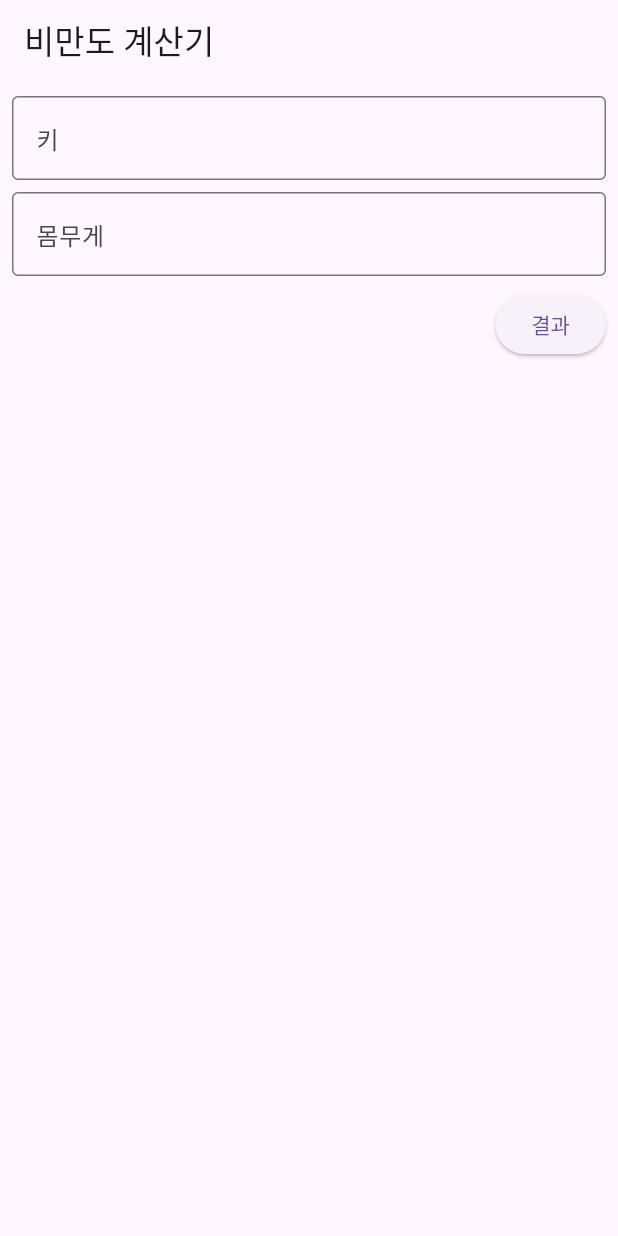
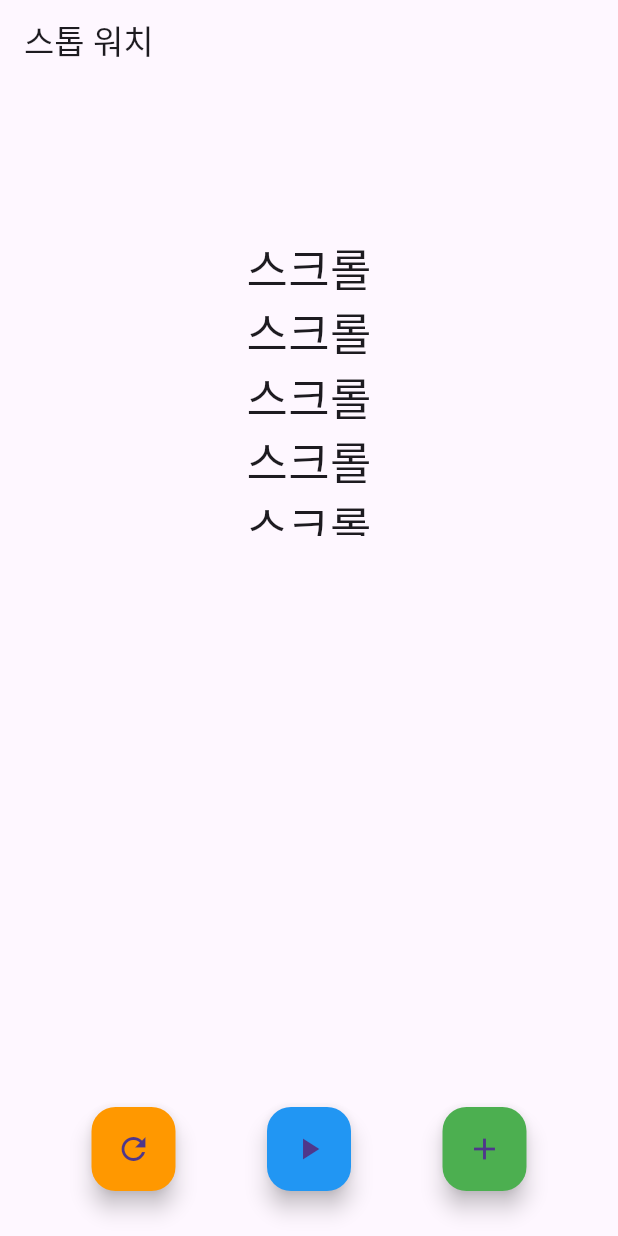
Before and after one commit to rickyAHNN/dart_basic, a Flutter app: the screen it shows after launch, on a phone screen of 412 x 824 dp. Run offline on Flutter 3.47's test engine with Material 3 defaults, Android fonts, the phone set to English and light mode, and no system bars; our stand-ins replace shared_preferences; generated files the repository leaves out were written again.

```diff
--- a/lib/main.dart
+++ b/lib/main.dart
@@ -1,4 +1,5 @@
 import 'package:dart_basic/bmi_calculator/main/main_screen.dart';
+import 'package:dart_basic/stop_watch_string/stop_watch_string.dart';
 import 'package:flutter/material.dart';
 
 void main() {
@@ -13,7 +14,7 @@ class MyApp extends StatelessWidget {
     return MaterialApp(
       title: '',
       theme: ThemeData(primarySwatch: Colors.blue),
-      home: const MainScreen(),
+      home: const StopWatchScreen(),
     );
   }
 }
--- /dev/null
+++ b/lib/stop_watch_string/stop_watch_string.dart
@@ -0,0 +1,93 @@
+import 'package:flutter/material.dart';
+
+class StopWatchScreen extends StatefulWidget {
+  const StopWatchScreen({super.key});
+
+  @override
+  State<StopWatchScreen> createState() => _StopWatchScreenState();
+}
+
+class _StopWatchScreenState extends State<StopWatchScreen> {
+  @override
+  Widget build(BuildContext context) {
+    return Scaffold(
+      appBar: AppBar(
+        title: const Text('스톱 워치'),
+      ),
+      body: Column(
+        children: [
+          const SizedBox(
+            height: 30,
+          ),
+          const Row(
+            mainAxisAlignment: MainAxisAlignment.center,
+            crossAxisAlignment: CrossAxisAlignment.end,
+            children: [
+              Text(
+                '',
+                style: TextStyle(fontSize: 50),
+              ),
+              Text(
+                '',
+              ),
+            ],
+          ),
+          SizedBox(
+            height: 200,
+            width: 100,
+            child: ListView(
+              children: const [
+                Center(child: Text('스크롤', style: TextStyle(fontSize: 30))),
+                Center(child: Text('스크롤', style: TextStyle(fontSize: 30))),
+                Center(
+                    child: Text(
+                  '스크롤',
+                  style: TextStyle(fontSize: 30),
+                )),
+                Center(
+                    child: Text(
+                  '스크롤',
+                  style: TextStyle(fontSize: 30),
+                )),
+                Center(
+                    child: Text(
+                  '스크롤',
+                  style: TextStyle(fontSize: 30),
+                )),
+                Center(
+                    child: Text(
+                  '스크롤',
+                  style: TextStyle(fontSize: 30),
+                )),
+              ],
+            ),
+          ),
+          const Spacer(),
+          Row(
+            mainAxisAlignment: MainAxisAlignment.spaceEvenly,
+            children: [
+              FloatingActionButton(
+                backgroundColor: Colors.orange,
+                onPressed: () {},
+                child: const Icon(Icons.refresh),
+              ),
+              FloatingActionButton(
+                backgroundColor: Colors.blue,
+                onPressed: () {},
+                child: const Icon(Icons.play_arrow),
+              ),
+              FloatingActionButton(
+                backgroundColor: Colors.green,
+                onPressed: () {},
+                child: const Icon(Icons.add),
+              ),
+            ],
+          ),
+          const SizedBox(
+            height: 30,
+          ),
+        ],
+      ),
+    );
+  }
+}
--- a/pubspec.yaml
+++ b/pubspec.yaml
@@ -37,6 +37,7 @@ dependencies:
   cupertino_icons: ^1.0.2
   http: ^1.1.2
   json_annotation: ^4.8.1
+  shared_preferences: ^2.2.2
 
 dev_dependencies:
   flutter_test:
```
Also changed, not shown: lib/bmi_calculator/main/main_screen.dart (+40 -4 lines), lib/bmi_calculator/result/result_screen.dart (+46 -9 lines), pubspec.lock, 4 other files.
